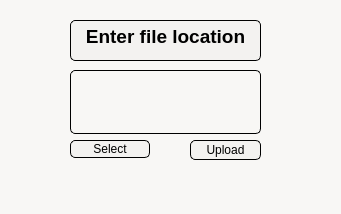
Old version of the form UploadWindow.ui in the repository LorenzoTarricone/TranscriptomiC.
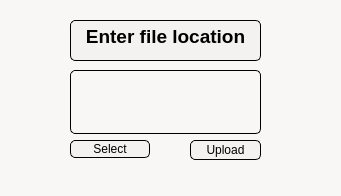
New version of the form.

What changed in the file:
```diff
--- a/UploadWindow.ui
+++ b/UploadWindow.ui
@@ -7,7 +7,7 @@
     <x>0</x>
     <y>0</y>
     <width>341</width>
-    <height>214</height>
+    <height>196</height>
    </rect>
   </property>
   <property name="windowTitle">
@@ -100,7 +100,6 @@
     </property>
    </widget>
   </widget>
-  <widget class="QStatusBar" name="statusbar"/>
  </widget>
  <resources/>
  <connections/>
```
Left out of the diff: 5 changed lines with no effect on the pictures.
